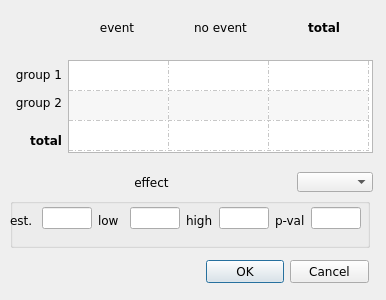
Above: binary_data_form2.ui from bwallace/OpenMeta-analyst- before the change. Below: the same form after it.
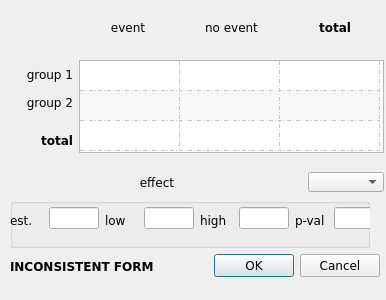
That is the form after the change. Icons and pictures are not drawn.

Commit message: Added inconsistency label to binary data form

The edit to the form file:
```diff
--- a/binary_data_form2.ui
+++ b/binary_data_form2.ui
@@ -22,59 +22,12 @@
    <iconset resource="images/icons.qrc">
     <normaloff>:/images/meta.png</normaloff>:/images/meta.png</iconset>
   </property>
-  <widget class="QWidget" name="layoutWidget_5">
-   <property name="geometry">
-    <rect>
-     <x>10</x>
-     <y>250</y>
-     <width>359</width>
-     <height>41</height>
-    </rect>
-   </property>
-   <layout class="QHBoxLayout" name="horizontalLayout">
-    <property name="spacing">
-     <number>6</number>
-    </property>
-    <property name="leftMargin">
-     <number>36</number>
-    </property>
-    <property name="topMargin">
-     <number>3</number>
-    </property>
-    <item>
-     <spacer name="horizontalSpacer_3">
-      <property name="orientation">
-       <enum>Qt::Horizontal</enum>
-      </property>
-      <property name="sizeType">
-       <enum>QSizePolicy::Fixed</enum>
-      </property>
-      <property name="sizeHint" stdset="0">
-       <size>
-        <width>160</width>
-        <height>20</height>
-       </size>
-      </property>
-     </spacer>
-    </item>
-    <item>
-     <widget class="QDialogButtonBox" name="buttonBox">
-      <property name="orientation">
-       <enum>Qt::Horizontal</enum>
-      </property>
-      <property name="standardButtons">
-       <set>QDialogButtonBox::Cancel|QDialogButtonBox::Ok</set>
-      </property>
-     </widget>
-    </item>
-   </layout>
-  </widget>
   <widget class="QWidget" name="layoutWidget">
    <property name="geometry">
     <rect>
      <x>10</x>
      <y>10</y>
-     <width>363</width>
+     <width>374</width>
      <height>238</height>
     </rect>
    </property>
@@ -323,7 +276,7 @@
         <rect>
          <x>0</x>
          <y>0</y>
-         <width>351</width>
+         <width>374</width>
          <height>41</height>
         </rect>
        </property>
@@ -499,6 +452,54 @@
    </property>
    <layout class="QVBoxLayout" name="verticalLayout_4"/>
   </widget>
+  <widget class="QWidget" name="">
+   <property name="geometry">
+    <rect>
+     <x>10</x>
+     <y>250</y>
+     <width>370</width>
+     <height>32</height>
+    </rect>
+   </property>
+   <layout class="QHBoxLayout" name="horizontalLayout">
+    <item>
+     <widget class="QLabel" name="inconsistencyLabel">
+      <property name="font">
+       <font>
+        <weight>75</weight>
+        <bold>true</bold>
+       </font>
+      </property>
+      <property name="text">
+       <string>INCONSISTENT FORM</string>
+      </property>
+     </widget>
+    </item>
+    <item>
+     <spacer name="horizontalSpacer">
+      <property name="orientation">
+       <enum>Qt::Horizontal</enum>
+      </property>
+      <property name="sizeHint" stdset="0">
+       <size>
+        <width>40</width>
+        <height>20</height>
+       </size>
+      </property>
+     </spacer>
+    </item>
+    <item>
+     <widget class="QDialogButtonBox" name="buttonBox">
+      <property name="orientation">
+       <enum>Qt::Horizontal</enum>
+      </property>
+      <property name="standardButtons">
+       <set>QDialogButtonBox::Cancel|QDialogButtonBox::Ok</set>
+      </property>
+     </widget>
+    </item>
+   </layout>
+  </widget>
  </widget>
  <resources>
   <include location="images/icons.qrc"/>
```
Left out of the diff: 2 changed lines with no effect on the pictures. The commit also changes 2 other files.
